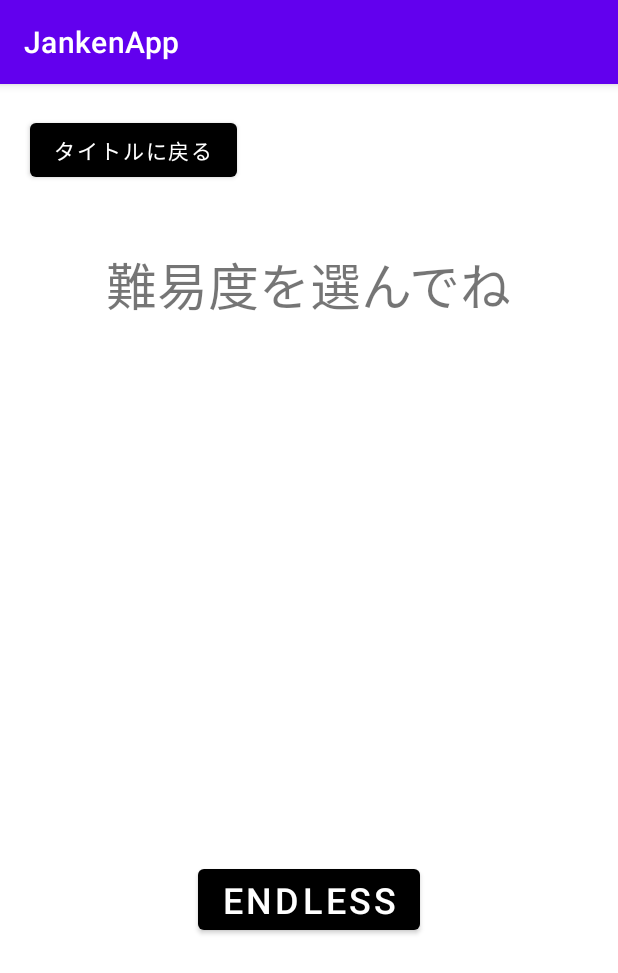
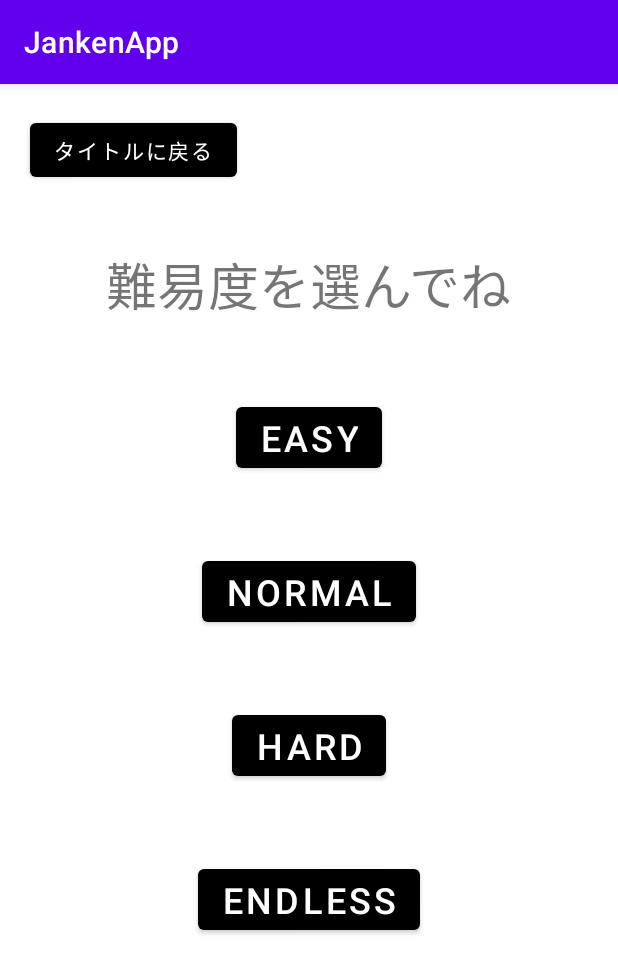
Before and after one commit to sawadatooto/JankenApp, an Android app: the Difficulty screen opened directly, with no data from a screen before it, on a phone screen of 412 x 824 dp. Shown: the top 973 px of the screen. Run offline under Robolectric (Android 15) with nearby library versions, the phone set to English and light mode, and no system bars.

Commit message:
クラス名と隠してた難易度を表示

```diff
--- a/app/src/main/AndroidManifest.xml
+++ b/app/src/main/AndroidManifest.xml
@@ -10,11 +10,11 @@
         android:supportsRtl="true"
         android:theme="@style/Theme.JankenApp">
         <activity
-            android:name=".Rule2"
+            android:name=".Rule"
             android:exported="false" />
             android:screenOrientation="portrait"
         <activity
-            android:name=".Difficulty2"
+            android:name=".Difficulty"
             android:exported="false" />
             android:screenOrientation="portrait"
         <activity
--- a/app/src/main/java/com/example/jankenapp/Difficulty2.java
+++ b/app/src/main/java/com/example/jankenapp/Difficulty.java
@@ -7,18 +7,12 @@ import android.os.Bundle;
 import android.view.View;
 import android.widget.Button;
 
-public class Difficulty2 extends AppCompatActivity {
+public class Difficulty extends AppCompatActivity {
 
     @Override
     protected void onCreate(Bundle savedInstanceState) {
         super.onCreate(savedInstanceState);
         setContentView(R.layout.activity_difficulty2);
-        Button easyButton = (Button) findViewById(R.id.Easybutton);
-        Button normalButton = (Button) findViewById(R.id.Normalbutton);
-        Button hardButton = (Button) findViewById(R.id.Hardbutton);
-        easyButton.setVisibility(View.INVISIBLE);
-        normalButton.setVisibility(View.INVISIBLE);
-        hardButton.setVisibility(View.INVISIBLE);
     }
     public void onTitleBackTapped(View view){
         Intent intent = new Intent(this,Title.class);
--- a/app/src/main/java/com/example/jankenapp/Rule2.java
+++ b/app/src/main/java/com/example/jankenapp/Rule.java
@@ -10,7 +10,7 @@ import android.widget.ImageView;
 import android.widget.ViewSwitcher;
 
 
-public class Rule2 extends AppCompatActivity {
+public class Rule extends AppCompatActivity {
 
     @Override
     protected void onCreate(Bundle savedInstanceState) {
@@ -62,7 +62,7 @@ public class Rule2 extends AppCompatActivity {
         finish();
     }
     public void onStartButtonTapped(View view){
-        Intent intent = new Intent(this, Difficulty2.class);
+        Intent intent = new Intent(this, Difficulty.class);
         startActivity(intent);
     }
 }
--- a/app/src/main/java/com/example/jankenapp/Title.java
+++ b/app/src/main/java/com/example/jankenapp/Title.java
@@ -4,7 +4,6 @@ import androidx.appcompat.app.AppCompatActivity;
 
 
 import android.content.Intent;
-import android.graphics.DashPathEffect;
 import android.os.Bundle;
 import android.view.View;
 import android.widget.Button;
@@ -19,11 +18,11 @@ public class Title extends AppCompatActivity {
         rankButton.setVisibility(View.INVISIBLE);
     }
     public void onStartButtonTapped(View view){
-        Intent intent = new Intent(this, Difficulty2.class);
+        Intent intent = new Intent(this, Difficulty.class);
         startActivity(intent);
     }
     public void onRuleButton(View view){
-        Intent intent = new Intent(this, Rule2.class);
+        Intent intent = new Intent(this, Rule.class);
         startActivity(intent);
     }
 
--- a/app/src/main/res/layout/activity_difficulty2.xml
+++ b/app/src/main/res/layout/activity_difficulty2.xml
@@ -4,7 +4,7 @@
     xmlns:tools="http://schemas.android.com/tools"
     android:layout_width="match_parent"
     android:layout_height="match_parent"
-    tools:context=".Difficulty2">
+    tools:context=".Difficulty">
 
     <Button
         android:id="@+id/TitleBack"
--- a/app/src/main/res/layout/activity_rule2.xml
+++ b/app/src/main/res/layout/activity_rule2.xml
@@ -4,7 +4,7 @@
     xmlns:tools="http://schemas.android.com/tools"
     android:layout_width="match_parent"
     android:layout_height="match_parent"
-    tools:context=".Rule2">
+    tools:context=".Rule">
 
     <Button
         android:id="@+id/titleButton"
```
